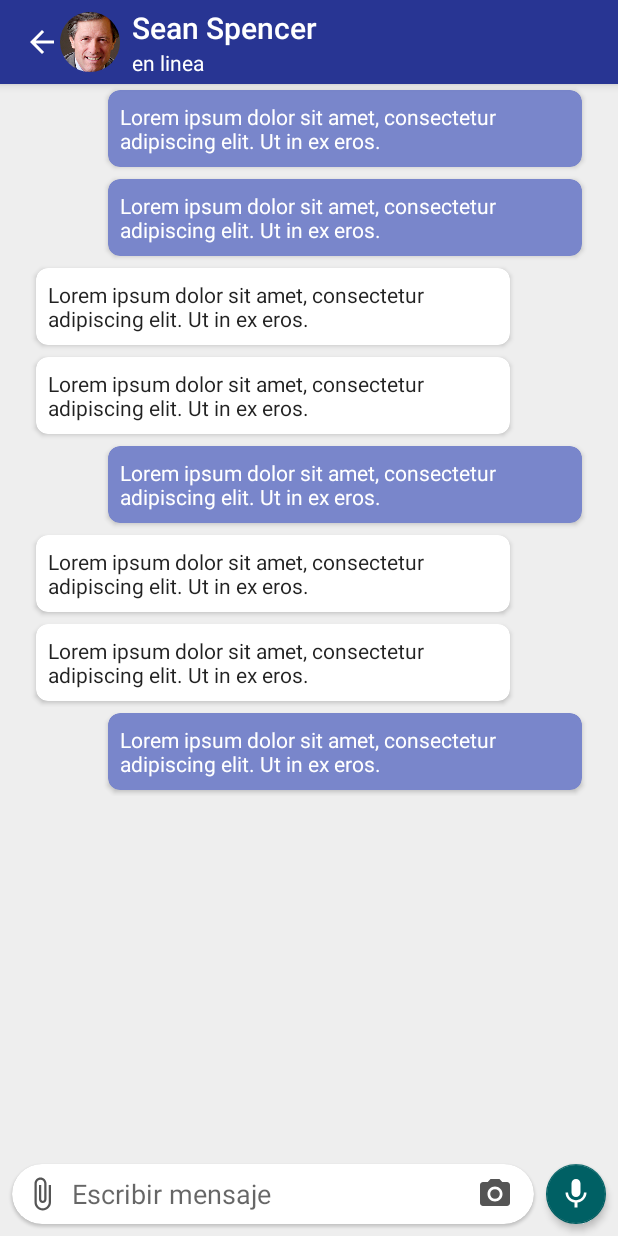
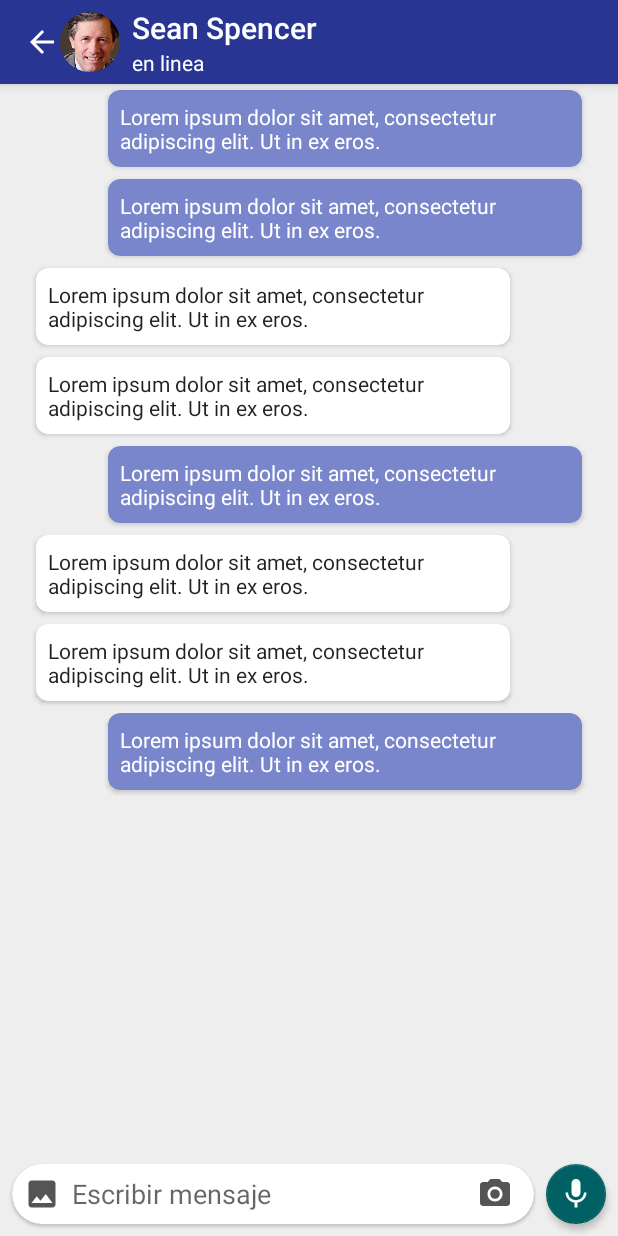
Before and after one commit to exildev/Exile, an Android app: the ChatActivity screen opened directly, with no data from a screen before it, on a phone screen of 412 x 824 dp. Run offline under Robolectric (Android 15) with nearby library versions, the phone set to English and light mode, and no system bars; our stand-ins replace CircleImageView; libraries missing offline, so code that uses them is left out: com.liuguangqiang.ipicker; network calls fail.

Commit message:
agregar libreria para galeria

```diff
--- a/app/build.gradle
+++ b/app/build.gradle
@@ -35,6 +35,7 @@ dependencies {
     compile 'com.android.volley:volley:1.0.0'
     compile 'com.roughike:bottom-bar:2.3.1'
     compile 'de.hdodenhof:circleimageview:2.1.0'
+    compile 'com.liuguangqiang.ipicker:library:1.0.1'
 
     testCompile 'junit:junit:4.12'
 }
--- a/app/src/main/res/layout/activity_chat.xml
+++ b/app/src/main/res/layout/activity_chat.xml
@@ -114,8 +114,9 @@
                 android:background="?selectableItemBackgroundBorderless"
                 android:clickable="true"
                 android:contentDescription="@null"
+                android:onClick="openPicker"
                 android:tint="#555"
-                app:srcCompat="@drawable/ic_attach_file_24dp" />
+                app:srcCompat="@drawable/ic_image_24dp" />
 
             <co.com.exile.exile.chat.GifEditText
                 android:id="@+id/message_input"
--- a/app/src/main/res/values/styles.xml
+++ b/app/src/main/res/values/styles.xml
@@ -8,6 +8,11 @@
         <item name="colorAccent">@color/colorAccent</item>
     </style>
 
+    <style name="IPickerTheme" parent="Theme.AppCompat.Light.DarkActionBar">
+        <item name="colorPrimary">@color/colorPrimary</item>
+        <item name="colorPrimaryDark">@color/colorPrimaryDark</item>
+        <item name="colorAccent">@color/colorAccent</item>
+    </style>
 
     <style name="AppTheme.NoActionBar">
         <item name="windowActionBar">false</item>
```
Also changed, not shown: app/src/main/AndroidManifest.xml (+7 -1 lines), app/src/main/java/co/com/exile/exile/chat/ChatActivity.java (+7 -8 lines).
